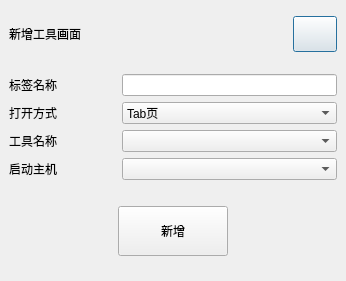
jiaqingguo/DI, file digitalIntegration/AddToolDialog.ui: the form before one commit.
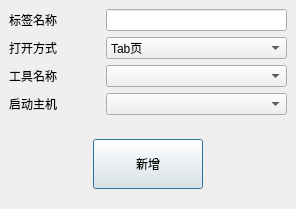
The form after the commit.

```diff
--- a/digitalIntegration/AddToolDialog.ui
+++ b/digitalIntegration/AddToolDialog.ui
@@ -6,8 +6,8 @@
    <rect>
     <x>0</x>
     <y>0</y>
-    <width>346</width>
-    <height>281</height>
+    <width>296</width>
+    <height>199</height>
    </rect>
   </property>
   <property name="windowTitle">
@@ -23,63 +23,6 @@
    <property name="rightMargin">
     <number>0</number>
    </property>
-   <item>
-    <widget class="QWidget" name="widget" native="true">
-     <property name="maximumSize">
-      <size>
-       <width>16777215</width>
-       <height>55</height>
-      </size>
-     </property>
-     <layout class="QHBoxLayout" name="horizontalLayout_2">
-      <property name="topMargin">
-       <number>9</number>
-      </property>
-      <property name="bottomMargin">
-       <number>0</number>
-      </property>
-      <item>
-       <widget class="QLabel" name="labelADDTOOL">
-        <property name="text">
-         <string>新增工具画面</string>
-        </property>
-       </widget>
-      </item>
-      <item>
-       <spacer name="horizontalSpacer_3">
-        <property name="orientation">
-         <enum>Qt::Horizontal</enum>
-        </property>
-        <property name="sizeHint" stdset="0">
-         <size>
-          <width>197</width>
-          <height>20</height>
-         </size>
-        </property>
-       </spacer>
-      </item>
-      <item>
-       <widget class="QPushButton" name="btnADDTOOLClose">
-        <property name="minimumSize">
-         <size>
-          <width>44</width>
-          <height>36</height>
-         </size>
-        </property>
-        <property name="maximumSize">
-         <size>
-          <width>44</width>
-          <height>36</height>
-         </size>
-        </property>
-        <property name="text">
-         <string/>
-        </property>
-       </widget>
-      </item>
-     </layout>
-    </widget>
-   </item>
    <item>
     <layout class="QGridLayout" name="gridLayout">
      <property name="leftMargin">
```
